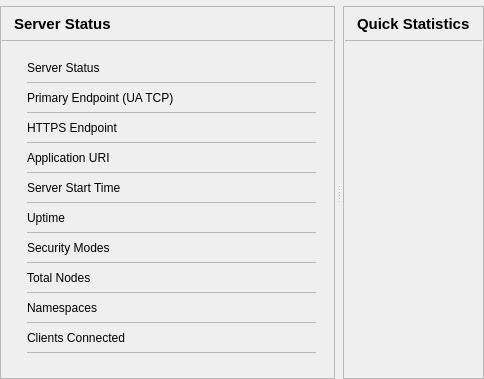
sanny32/OpenUaSim, file src/ui/pages/statuspage.ui: the form before one commit.
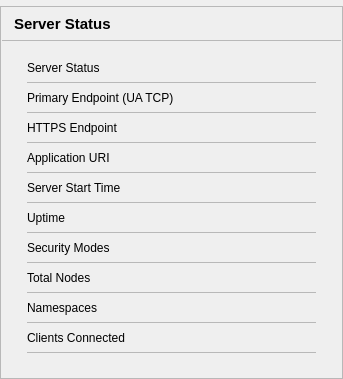
The form after the commit. Custom widgets are drawn as their Qt base class.

What changed in the file:
```diff
--- a/src/ui/pages/statuspage.ui
+++ b/src/ui/pages/statuspage.ui
@@ -19,16 +19,6 @@
     <number>0</number>
    </property>
    <item>
-    <widget class="QSplitter" name="splitter">
-     <property name="orientation">
-      <enum>Qt::Horizontal</enum>
-     </property>
-     <property name="childrenCollapsible">
-      <bool>false</bool>
-     </property>
-     <property name="handleWidth">
-      <number>8</number>
-     </property>
      <widget class="QFrame" name="serverStatusPanel">
       <property name="frameShape">
        <enum>QFrame::StyledPanel</enum>
@@ -705,157 +695,6 @@
        </item>
       </layout>
      </widget>
-     <widget class="QFrame" name="statisticsPanel">
-      <property name="frameShape">
-       <enum>QFrame::StyledPanel</enum>
-      </property>
-      <property name="panel" stdset="0">
-       <bool>true</bool>
-      </property>
-      <property name="sizePolicy">
-       <sizepolicy hsizetype="Expanding" vsizetype="Preferred">
-        <horstretch>2</horstretch>
-        <verstretch>0</verstretch>
-       </sizepolicy>
-      </property>
-      <layout class="QVBoxLayout" name="statisticsPanelLayout">
-       <property name="spacing">
-        <number>0</number>
-       </property>
-       <property name="leftMargin">
-        <number>1</number>
-       </property>
-       <property name="topMargin">
-        <number>1</number>
-       </property>
-       <property name="rightMargin">
-        <number>1</number>
-       </property>
-       <property name="bottomMargin">
-        <number>1</number>
-       </property>
-       <item>
-        <layout class="QHBoxLayout" name="statisticsPanelHeaderLayout">
-         <property name="leftMargin">
-          <number>12</number>
-         </property>
-         <property name="topMargin">
-          <number>5</number>
-         </property>
-         <property name="rightMargin">
-          <number>12</number>
-         </property>
-         <property name="bottomMargin">
-          <number>5</number>
-         </property>
-         <item>
-          <widget class="QLabel" name="statisticsTitle">
-           <property name="font">
-            <font>
-             <pointsize>11</pointsize>
-             <bold>true</bold>
-            </font>
-           </property>
-           <property name="text">
-            <string>Quick Statistics</string>
-           </property>
-           <property name="minimumSize">
-            <size>
-             <width>0</width>
-             <height>22</height>
-            </size>
-           </property>
-          </widget>
-         </item>
-        </layout>
-       </item>
-       <item>
-        <widget class="QFrame" name="statisticsPanelSeparator">
-         <property name="frameShape">
-          <enum>QFrame::StyledPanel</enum>
-         </property>
-         <property name="minimumSize">
-          <size>
-           <width>0</width>
-           <height>1</height>
-          </size>
-         </property>
-         <property name="maximumSize">
-          <size>
-           <width>16777215</width>
-           <height>1</height>
-          </size>
-         </property>
-         <property name="separator" stdset="0">
-          <bool>true</bool>
-         </property>
-        </widget>
-       </item>
-       <item>
-        <widget class="QScrollArea" name="statisticsPanelScroll">
-         <property name="frameShape">
-          <enum>QFrame::NoFrame</enum>
-         </property>
-         <property name="widgetResizable">
-          <bool>true</bool>
-         </property>
-         <property name="horizontalScrollBarPolicy">
-          <enum>Qt::ScrollBarAlwaysOff</enum>
-         </property>
-         <property name="panelBody" stdset="0">
-          <bool>true</bool>
-         </property>
-         <widget class="QWidget" name="statisticsPanelBody">
-          <layout class="QVBoxLayout" name="statisticsPanelBodyLayout">
-           <property name="spacing">
-            <number>9</number>
-           </property>
-           <property name="leftMargin">
-            <number>10</number>
-           </property>
-           <property name="topMargin">
-            <number>6</number>
-           </property>
-           <property name="rightMargin">
-            <number>10</number>
-           </property>
-           <property name="bottomMargin">
-            <number>5</number>
-           </property>
-           <item>
-            <widget class="StatCardWidget" name="serverStatusCard">
-</widget>
-           </item>
-           <item>
-            <widget class="StatCardWidget" name="clientsCard">
-</widget>
-           </item>
-           <item>
-            <widget class="StatCardWidget" name="nodesCard">
-</widget>
-           </item>
-           <item>
-            <widget class="StatCardWidget" name="namespacesCard">
-</widget>
-           </item>
-           <item>
-            <widget class="StatCardWidget" name="securityCard">
-</widget>
-           </item>
-           <item>
-            <spacer name="spacer2">
-             <property name="orientation">
-              <enum>Qt::Vertical</enum>
-             </property>
-            </spacer>
-           </item>
-          </layout>
-         </widget>
-        </widget>
-       </item>
-      </layout>
-     </widget>
-    </widget>
    </item>
   </layout>
  </widget>
@@ -865,11 +704,6 @@
    <extends>QWidget</extends>
    <header>statusindicator.h</header>
   </customwidget>
-  <customwidget>
-   <class>StatCardWidget</class>
-   <extends>QFrame</extends>
-   <header>statcardwidget.h</header>
-  </customwidget>
  </customwidgets>
  <resources/>
  <connections/>
```
Lines whose indentation alone changed are shown as unchanged.
